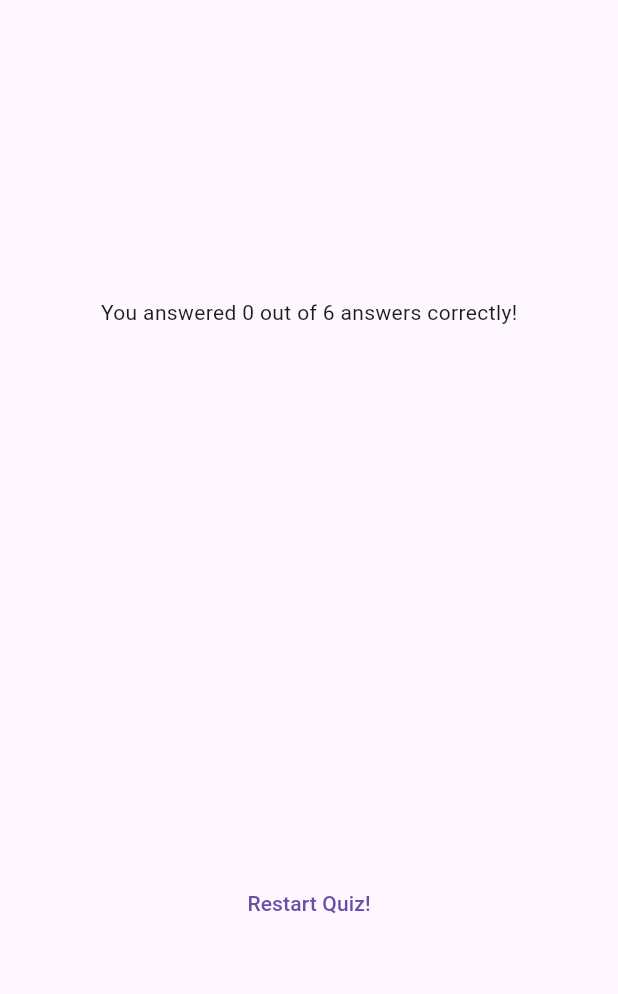
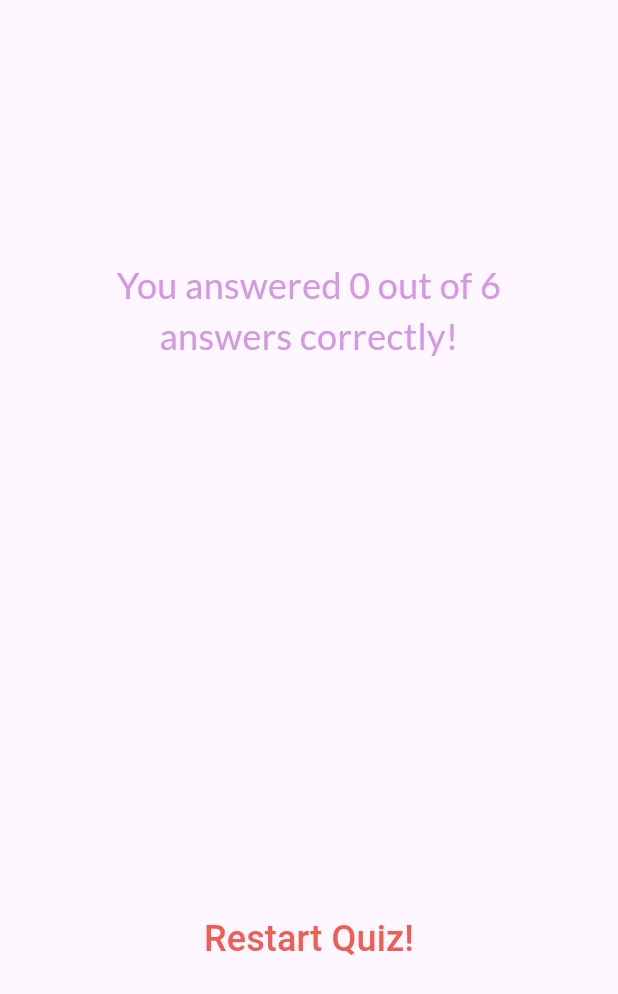
Before and after one commit to 804simba/quiz-mobile-app, a Flutter app: the ResultsScreen widget shown alone on an empty page, opened directly with empty values, on a phone screen of 412 x 824 dp. Shown: the top 994 px of the screen. Run offline on Flutter 3.47's test engine with Material 3 defaults, Android fonts, the phone set to English and light mode, and no system bars; our stand-ins replace google_fonts.

Commit message:
add styles for results screen

```diff
--- a/lib/results_screen.dart
+++ b/lib/results_screen.dart
@@ -1,6 +1,7 @@
 import 'package:flutter/material.dart';
 import 'package:quizapp/data/questions.dart';
 import 'package:quizapp/questions_summary.dart';
+import 'package:google_fonts/google_fonts.dart';
 
 class ResultsScreen extends StatelessWidget {
   const ResultsScreen({
@@ -27,7 +28,9 @@ class ResultsScreen extends StatelessWidget {
   @override
   Widget build(BuildContext context) {
     final numberTotalQuestions = questions.length;
-    final numberOfCorrectQuestions = summaryData.where((data) => data['user_answer'] == data['correct_answer']).length;
+    final numberOfCorrectQuestions = summaryData
+        .where((data) => data['user_answer'] == data['correct_answer'])
+        .length;
 
     return SizedBox(
       width: double.infinity,
@@ -36,7 +39,14 @@ class ResultsScreen extends StatelessWidget {
         child: Column(
           mainAxisAlignment: MainAxisAlignment.center,
           children: [
-            Text('You answered $numberOfCorrectQuestions out of $numberTotalQuestions answers correctly!'),
+            Text(
+              'You answered $numberOfCorrectQuestions out of $numberTotalQuestions answers correctly!',
+              textAlign: TextAlign.center,
+              style: GoogleFonts.lato(
+                color: const Color.fromARGB(255, 213, 151, 227),
+                fontSize: 24,
+              ),
+            ),
             const SizedBox(
               height: 30,
             ),
@@ -46,7 +56,15 @@ class ResultsScreen extends StatelessWidget {
             const SizedBox(
               height: 30,
             ),
-            TextButton(onPressed: () {}, child: const Text('Restart Quiz!'))
+            TextButton(
+                onPressed: () {},
+                child: Text(
+                  'Restart Quiz!',
+                  style: GoogleFonts.roboto(
+                    color: const Color.fromARGB(255, 239, 94, 84),
+                    fontSize: 24
+                  ),
+                ))
           ],
         ),
       ),
```
Also changed, not shown: lib/data/questions.dart (+7 -5 lines), lib/questions_summary.dart (+66 -14 lines).
